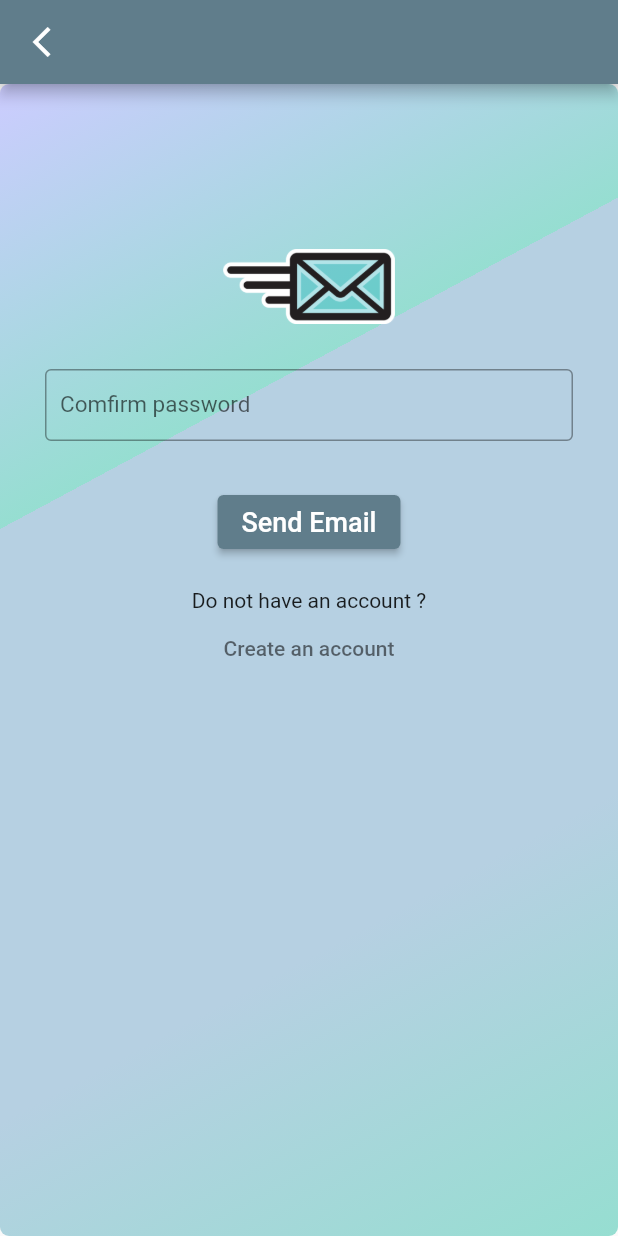
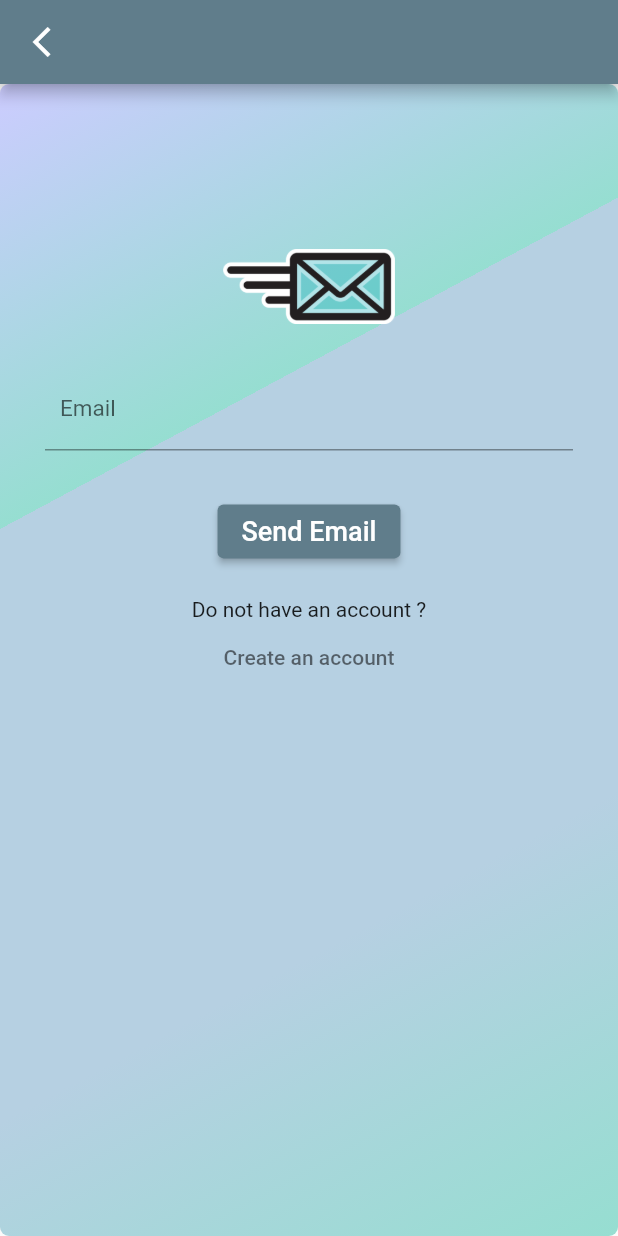
Before and after one commit to taydinadnan/Flutter---Task-100, a Flutter app: the Signup screen opened directly, after a tap on "Login", after a tap on "Forgot Password", on a phone screen of 412 x 824 dp. Run offline on Flutter 3.47's test engine with Material 2 defaults, Android fonts, the phone set to English and light mode, and no system bars; our stand-ins replace firebase_auth, firebase_core, google_maps_flutter, google_sign_in; missing offline and left inert: flutter_facebook_auth, neon; accounts and stored records are empty; network calls fail.

Commit message:
text edit and preview img

```diff
--- a/lib/screens/AuthScreen/forgot_password.dart
+++ b/lib/screens/AuthScreen/forgot_password.dart
@@ -111,9 +111,8 @@ class _ForgotPasswordState extends State<ForgotPassword> {
                         child: TextFormField(
                           autofocus: false,
                           decoration: const InputDecoration(
-                            labelText: 'Comfirm password',
+                            labelText: 'Email',
                             labelStyle: TextStyle(fontSize: 15.0),
-                            border: OutlineInputBorder(),
                             errorStyle: TextStyle(
                               color: Colors.black38,
                               fontSize: 15,
--- a/lib/screens/AuthScreen/login.dart
+++ b/lib/screens/AuthScreen/login.dart
@@ -3,7 +3,7 @@ import 'package:flutter/material.dart';
 import 'package:flutter/painting.dart';
 import 'package:flutter/widgets.dart';
 import 'package:tech387task/Widgets/social_buttons.dart';
-import 'package:tech387task/Widgets/title_main.dart';
+import 'package:neon/neon.dart';
 
 import '/screens/AuthScreen/forgot_password.dart';
 import '/screens/AuthScreen/signup.dart';
@@ -112,7 +112,15 @@ class _LoginAuthState extends State<LoginAuth> {
                 ),
                 Padding(
                   padding: const EdgeInsets.only(top: 10),
-                  child: TitleMain(),
+                  child: Neon(
+                    text: 'MöweeHome',
+                    color: Colors.purple,
+                    fontSize: 35,
+                    font: NeonFont.Beon,
+                    flickeringText: true,
+                    flickeringLetters: null,
+                    glowingDuration: const Duration(seconds: 1),
+                  ),
                 ),
                 Container(
                   margin: const EdgeInsets.symmetric(vertical: 10.0),
@@ -121,7 +129,6 @@ class _LoginAuthState extends State<LoginAuth> {
                     decoration: const InputDecoration(
                       labelText: 'Email',
                       labelStyle: TextStyle(fontSize: 15.0),
-                      border: OutlineInputBorder(),
                       errorStyle: TextStyle(
                         color: Colors.black38,
                         fontSize: 15,
@@ -146,8 +153,7 @@ class _LoginAuthState extends State<LoginAuth> {
                     obscureText: true,
                     decoration: const InputDecoration(
                       labelText: 'Password',
-                      labelStyle: TextStyle(fontSize: 20.0),
-                      border: OutlineInputBorder(),
+                      labelStyle: TextStyle(fontSize: 15.0),
                       errorStyle: TextStyle(
                         color: Colors.black38,
                         fontSize: 15,
--- a/lib/screens/AuthScreen/signup.dart
+++ b/lib/screens/AuthScreen/signup.dart
@@ -146,7 +146,6 @@ class _SignupState extends State<Signup> {
                     decoration: const InputDecoration(
                       labelText: 'Email',
                       labelStyle: TextStyle(fontSize: 15.0),
-                      border: OutlineInputBorder(),
                       errorStyle: TextStyle(
                         color: Colors.black26,
                         fontSize: 15,
@@ -171,8 +170,7 @@ class _SignupState extends State<Signup> {
                     obscureText: true,
                     decoration: const InputDecoration(
                       labelText: 'Password',
-                      labelStyle: TextStyle(fontSize: 20.0),
-                      border: OutlineInputBorder(),
+                      labelStyle: TextStyle(fontSize: 15.0),
                       errorStyle: TextStyle(
                         color: Colors.black26,
                         fontSize: 15,
@@ -197,8 +195,7 @@ class _SignupState extends State<Signup> {
                     obscureText: true,
                     decoration: const InputDecoration(
                       labelText: 'Comfirm password',
-                      labelStyle: TextStyle(fontSize: 20.0),
-                      border: OutlineInputBorder(),
+                      labelStyle: TextStyle(fontSize: 15.0),
                       errorStyle: TextStyle(
                         color: Colors.black26,
                         fontSize: 15,
--- a/lib/screens/profile_edit.dart
+++ b/lib/screens/profile_edit.dart
@@ -53,7 +53,10 @@ class _EditProfilePageState extends State<EditProfilePage> {
                 ),
                 const SizedBox(height: 24),
                 FloatingActionButton(
-                    child: const Icon(Icons.save_rounded), onPressed: () {})
+                    child: const Icon(Icons.save_rounded),
+                    onPressed: () {
+                      Navigator.maybeOf(context);
+                    })
               ],
             ),
           ),
--- a/pubspec.yaml
+++ b/pubspec.yaml
@@ -42,6 +42,7 @@ dependencies:
   google_maps_flutter: ^2.0.10
   cloud_firestore: ^2.5.3
   provider: ^6.0.1
+  neon: ^0.1.0
 
 
 dev_dependencies:
```
Also changed, not shown: preview/1.jpg (added), preview/2.jpg (added), preview/3.jpg (added), pubspec.lock, 18 other files.
